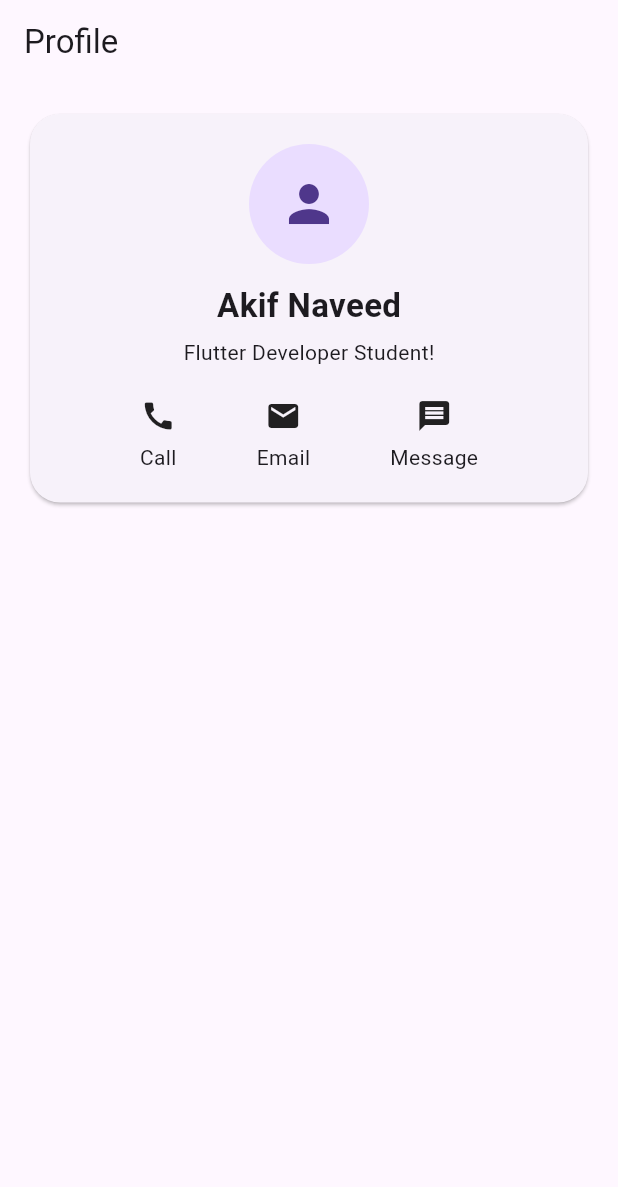
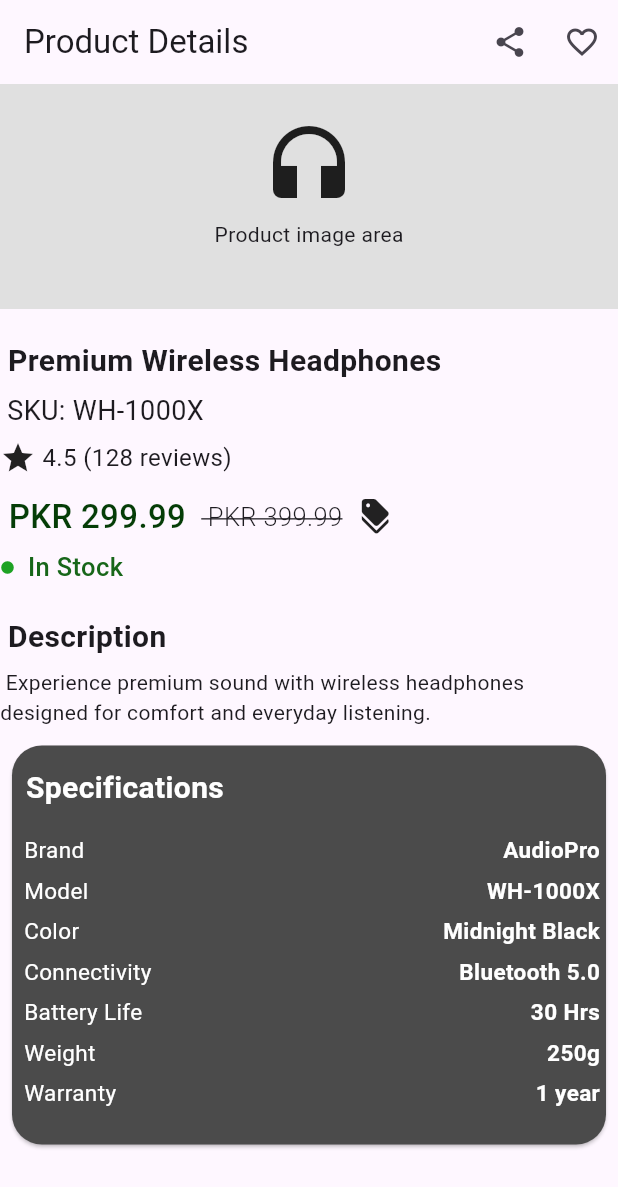
Before and after one commit to AkifNaveed12/app-dev-labs, a Flutter app: the screen it shows after launch, on a phone screen of 412 x 824 dp. Shown: the top 1187 px of the screen. Run offline on Flutter 3.47's test engine with Material 3 defaults, Android fonts, the phone set to English and light mode, and no system bars.

Commit message:
product details page practice

```diff
--- a/mids-prep/foundations/lib/main.dart
+++ b/mids-prep/foundations/lib/main.dart
@@ -1,7 +1,9 @@
 
 import 'package:flutter/material.dart';
+import 'package:foundations/productDetails.dart';
 import 'basics.dart';
 import 'profile_card.dart';
+import 'productDetails.dart';
 
 void main() {
   runApp(const MyApp());
@@ -13,7 +15,7 @@ class MyApp extends StatelessWidget {
   @override
   Widget build(BuildContext context) {
     return const MaterialApp(
-      home: ProfileCard(),
+      home: Productdetails(),
     );
   }
 }
--- /dev/null
+++ b/mids-prep/foundations/lib/productDetails.dart
@@ -0,0 +1,343 @@
+import 'package:flutter/material.dart';
+
+class Productdetails extends StatelessWidget {
+  const Productdetails({super.key});
+
+  @override
+  Widget build(BuildContext context) {
+    return Scaffold(
+      //Section A: Appbar
+      appBar: AppBar(
+        title: const Text('Product Details'),
+        actions: [
+          IconButton(onPressed: () {}, icon: const Icon(Icons.share)),
+          IconButton(onPressed: () {}, icon: const Icon(Icons.favorite_border)),
+        ],
+      ),
+      //Section B: Product content
+      body: SingleChildScrollView( // makes child scrollable
+        child: Column(
+          crossAxisAlignment: CrossAxisAlignment.start,
+          children: [
+            Container(
+              width: double.infinity,
+              height: 150,
+              color: Colors.grey[300],
+              child: Center(
+                child: Column(
+                children: [
+                  const SizedBox(height: 20),
+                  const Icon(Icons.headphones, size: 64),
+                  const SizedBox(height: 6),
+                  Text('Product image area')
+                ],
+              ),
+              )
+            ),
+
+            // Section C: Product Information
+            const SizedBox(height: 20),
+            Text(
+              " Premium Wireless Headphones",
+              style: TextStyle(
+                fontSize: 20,
+                fontWeight: FontWeight.bold,
+              ),
+            ),
+            SizedBox(height: 6),
+            Text(
+              ' SKU: WH-1000X',
+              style: TextStyle(
+                fontSize: 18,
+                fontWeight: FontWeight.normal,
+              ),
+            ),
+            SizedBox(height: 6),
+            Row(
+              children: [
+                const Icon(Icons.star),
+                const Text(
+                  ' 4.5 (128 reviews)',
+                  style: TextStyle(
+                    fontSize: 16,
+                    fontWeight: FontWeight.w400,
+                  ),
+                ),
+              ],
+            ),
+            SizedBox(height: 12),
+            Row(
+              children: [
+                const Text(
+                  ' PKR 299.99',
+                  style: TextStyle(
+                    fontSize: 22,
+                    fontWeight: FontWeight.w500,
+                    color: Color.fromARGB(255, 5, 61, 7),
+                  ),
+                ),
+                Padding(padding: EdgeInsets.all(5)),
+                const Text(
+                  ' PKR 399.99',
+                  style: TextStyle(
+                    fontSize: 17,
+                    fontWeight: FontWeight.w300,
+                    decoration: TextDecoration.lineThrough,
+                  ),
+                ),
+                Padding(padding: EdgeInsets.all(5)),
+                const Icon(
+                  Icons.discount,
+                ),
+              ],
+            ),
+            const SizedBox(height: 6),
+            Row(
+              children: [
+                const Icon(
+                  Icons.circle,
+                  color: Color.fromARGB(255, 30, 162, 36),
+                  size: 10,
+                  ),
+                Padding(padding: EdgeInsets.all(2)),
+                const Text(
+                  ' In Stock',
+                  style: TextStyle(
+                    fontSize: 17,
+                    fontWeight: FontWeight.w500,
+                    color: Color.fromARGB(255, 23, 102, 25),
+                  ),
+                ),
+              ],
+            ),
+
+            // Section C: Product Description
+            SizedBox(height: 20),
+            const Text(
+              ' Description',
+              style: TextStyle(
+                fontSize: 20,
+                fontWeight: FontWeight.bold,
+                ),
+            ),
+            const SizedBox(height: 6),
+            const Text(
+            " Experience premium sound with wireless headphones designed for comfort and everyday listening.",
+            ),
+
+            // Section D: Specification
+            SizedBox(height: 4),
+            Container(
+              height: 500,
+              width: double.infinity,
+              child: SingleChildScrollView(
+                child: Padding(
+                  padding: EdgeInsets.all(4),
+                  child: Card(
+                shape: RoundedRectangleBorder(
+                          borderRadius: BorderRadius.circular(20),
+                        ),
+                color: const Color.fromARGB(255, 75, 75, 75),
+                child: Padding(
+                  padding: EdgeInsets.all(4),
+                  child:  Column(
+                  crossAxisAlignment: CrossAxisAlignment.start,
+                  children: [
+                    Padding(padding: EdgeInsets.all(5)),
+                    const Text(
+                    ' Specifications',
+                    style: TextStyle(
+                      fontSize: 20,
+                      fontWeight: FontWeight.bold,
+                      color: Colors.white,
+                    ),
+                  ),
+                  // Row 1
+                  SizedBox(height: 16),
+                  Row(
+                    mainAxisAlignment: MainAxisAlignment.spaceBetween,
+                    //crossAxisAlignment: CrossAxisAlignment.start,
+                    children: [
+                      const Text(
+                        ' Brand',
+                        style: TextStyle(
+                          fontSize: 15,
+                          fontWeight: FontWeight.normal,
+                          color: Colors.white,
+                        ),
+                      ),
+                      //Padding(padding: EdgeInsets.all(90)),
+                      const Text(
+                        'AudioPro',
+                        style: TextStyle(
+                          fontSize: 15,
+                          fontWeight: FontWeight.bold,
+                          color: Colors.white,
+                        ),
+                      ),
+                    ],
+                  ),
+                  // Row 2
+                  SizedBox(height: 6),
+                  Row(
+                    mainAxisAlignment: MainAxisAlignment.spaceBetween,
+                    //crossAxisAlignment: CrossAxisAlignment.start,
+                    children: [
+                      const Text(
+                        ' Model',
+                        style: TextStyle(
+                          fontSize: 15,
+                          fontWeight: FontWeight.normal,
+                          color: Colors.white,
+                        ),
+                      ),
+                      //Padding(padding: EdgeInsets.all(90)),
+                      const Text(
+                        'WH-1000X',
+                        style: TextStyle(
+                          fontSize: 15,
+                          fontWeight: FontWeight.bold,
+                          color: Colors.white,
+                        ),
+                      ),
+                    ],
+                  ),
+                  // Row 3
+                  SizedBox(height: 6),
+                  Row(
+                    mainAxisAlignment: MainAxisAlignment.spaceBetween,
+                    //crossAxisAlignment: CrossAxisAlignment.start,
+                    children: [
+                      const Text(
+                        ' Color',
+                        style: TextStyle(
+                          fontSize: 15,
+                          fontWeight: FontWeight.normal,
+                          color: Colors.white,
+                        ),
+                      ),
+                      //Padding(padding: EdgeInsets.all(90)),
+                      const Text(
+                        'Midnight Black',
+                        style: TextStyle(
+                          fontSize: 15,
+                          fontWeight: FontWeight.bold,
+                          color: Colors.white,
+                        ),
+                      ),
+                    ],
+                  ),
+                  // Row 4
+                  SizedBox(height: 6),
+                  Row(
+                    mainAxisAlignment: MainAxisAlignment.spaceBetween,
+                    //crossAxisAlignment: CrossAxisAlignment.start,
+                    children: [
+                      const Text(
+                        ' Connectivity',
+                        style: TextStyle(
+                          fontSize: 15,
+                          fontWeight: FontWeight.normal,
+                          color: Colors.white,
+                        ),
+                      ),
+                      //Padding(padding: EdgeInsets.all(90)),
+                      const Text(
+                        'Bluetooth 5.0',
+                        style: TextStyle(
+                          fontSize: 15,
+                          fontWeight: FontWeight.bold,
+                          color: Colors.white,
+                        ),
+                      ),
+                    ],
+                  ),
+                      // Row 5
+                  SizedBox(height: 6),
+                  Row(
+                    mainAxisAlignment: MainAxisAlignment.spaceBetween,
+                    //crossAxisAlignment: CrossAxisAlignment.start,
+                    children: [
+                      const Text(
+                        ' Battery Life',
+                        style: TextStyle(
+                          fontSize: 15,
+                          fontWeight: FontWeight.normal,
+                          color: Colors.white,
+                        ),
+                      ),
+                      //Padding(padding: EdgeInsets.all(90)),
+                      const Text(
+                        '30 Hrs',
+                        style: TextStyle(
+                          fontSize: 15,
+                          fontWeight: FontWeight.bold,
+                          color: Colors.white,
+                        ),
+                      ),
+                    ],
+                  ),
+                  // Row 6
+                  SizedBox(height: 6),
+                  Row(
+                    mainAxisAlignment: MainAxisAlignment.spaceBetween,
+                    //crossAxisAlignment: CrossAxisAlignment.start,
+                    children: [
+                      const Text(
+                        ' Weight',
+                        style: TextStyle(
+                          fontSize: 15,
+                          fontWeight: FontWeight.normal,
+                          color: Colors.white,
+                        ),
+                      ),
+                      //Padding(padding: EdgeInsets.all(90)),
+                      const Text(
+                        '250g',
+                        style: TextStyle(
+                          fontSize: 15,
+                          fontWeight: FontWeight.bold,
+                          color: Colors.white,
+                        ),
+                      ),
+                    ],
+                  ),
+                  // Row 7
+                  SizedBox(height: 6),
+                  Row(
+                    mainAxisAlignment: MainAxisAlignment.spaceBetween,
+                    //crossAxisAlignment: CrossAxisAlignment.start,
+                    children: [
+                      const Text(
+                        ' Warranty',
+                        style: TextStyle(
+                          fontSize: 15,
+                          fontWeight: FontWeight.normal,
+                          color: Colors.white,
+                        ),
+                      ),
+                      //Padding(padding: EdgeInsets.all(90)),
+                      const Text(
+                        '1 year',
+                        style: TextStyle(
+                          fontSize: 15,
+                          fontWeight: FontWeight.bold,
+                          color: Colors.white,
+                        ),
+                      ),
+                    ],
+                  ),
+                  SizedBox(height: 20),
+                  ],
+                ),
+                ),
+              ),
+            )
+            ),
+            ),
+          ],
+        ),
+      )
+    );
+  }
+}
```
Also changed, not shown: mids-prep/foundations/lib/image/README/1792932816650.png (added), 1 other file.
